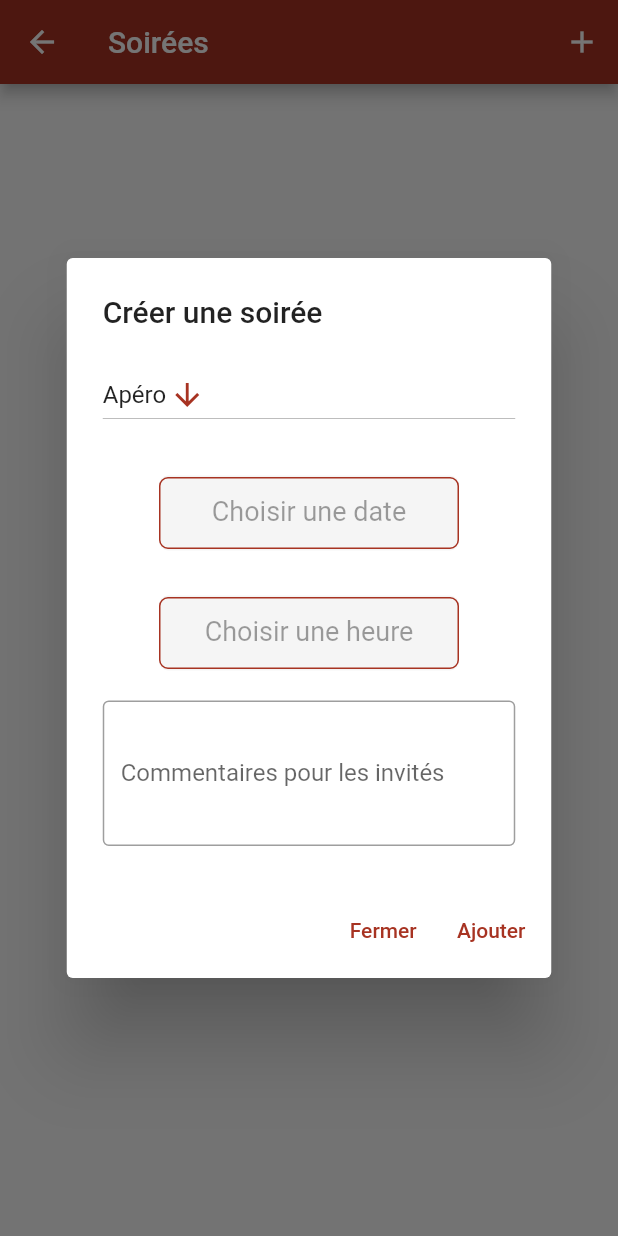
After one commit to LenaPancher/steack_a_cheval, a Flutter app: the PartiesPage screen opened by its route, after a tap on the "add" icon, on a phone screen of 412 x 824 dp. The commit adds this screen. Run offline on Flutter 3.47's test engine with Material 2 defaults, Android fonts, the phone set to English and light mode, and no system bars; our stand-ins replace cloud_firestore, firebase_auth, firebase_core, firebase_database, image_picker; accounts and stored records are empty.

Commit message:
finalized party forms. Date and time picker

```diff
--- a/lib/pages/feed.dart
+++ b/lib/pages/feed.dart
@@ -1,4 +1,5 @@
 import 'package:flutter/material.dart';
+import 'package:steack_a_cheval/pages/partiesPage.dart';
 
 class FeedPage extends StatefulWidget {
   static const tag = "feed";
@@ -82,6 +83,11 @@ class _FeedPageState extends State<FeedPage> {
                   break;
                 case 2:
                   // PUSH LA VUE SOIREES
+                  Navigator.push(
+                    context,
+                    MaterialPageRoute(
+                        builder: (context) => const PartiesPage()),
+                  );
 
                   break;
               }
--- /dev/null
+++ b/lib/pages/partiesPage.dart
@@ -0,0 +1,260 @@
+import 'package:flutter/material.dart';
+import 'package:steack_a_cheval/widgets/partyFormField.dart';
+import 'package:intl/intl.dart';
+import 'package:intl/date_symbol_data_local.dart';
+
+class PartiesPage extends StatefulWidget {
+  static const tag = "parties";
+
+  const PartiesPage({Key? key}) : super(key: key);
+
+  @override
+  State<PartiesPage> createState() => _PartiesPageState();
+}
+
+class _PartiesPageState extends State<PartiesPage> {
+  // Get global key
+  final _formKey = GlobalKey<FormState>();
+
+  String partyType = "Apéro";
+  List<String> eventTypeList = ["Apéro", "Repas"];
+  DateTime selectedDate = DateTime.now();
+  TimeOfDay selectedTime = TimeOfDay.now();
+
+  var _setDate;
+  String? _hour, _minute, second;
+  String finalTime = "";
+
+  // Controllers
+  late TextEditingController partyTypeController;
+  late TextEditingController partyCommentController;
+  late TextEditingController dateController;
+  late TextEditingController timeController;
+
+  @override
+  void initState() {
+    super.initState();
+    initializeDateFormatting();
+
+    partyTypeController = TextEditingController();
+    partyCommentController = TextEditingController();
+    dateController = TextEditingController();
+    timeController = TextEditingController();
+  }
+
+  @override
+  void dispose() {
+    partyTypeController.dispose();
+    partyCommentController.dispose();
+    dateController.dispose();
+    timeController.dispose();
+    super.dispose();
+  }
+
+  @override
+  Widget build(BuildContext context) {
+    return Scaffold(
+      appBar: AppBar(
+        title: const Text("Soirées"),
+        actions: [
+          IconButton(
+              onPressed: () {
+                _dialogBuilder(context);
+              },
+              icon: const Icon(Icons.add)),
+        ],
+      ),
+      body: Column(),
+    );
+  }
+
+  _dialogBuilder(BuildContext context) {
+    return showDialog<void>(
+      context: context,
+      builder: (BuildContext context) {
+        return StatefulBuilder(
+            builder: (BuildContext context, StateSetter setState) {
+          return AlertDialog(
+            title: const Text('Créer une soirée'),
+            content: Column(
+              mainAxisAlignment: MainAxisAlignment.center,
+              mainAxisSize: MainAxisSize.min,
+              crossAxisAlignment: CrossAxisAlignment.center,
+              children: [
+                Form(
+                    key: _formKey,
+                    child: Column(
+                      mainAxisAlignment: MainAxisAlignment.start,
+                      children: [
+                        Container(
+                          width: 275,
+                          child: DropdownButton(
+                              value: partyType,
+                              items: eventTypeList
+                                  .map<DropdownMenuItem<String>>(
+                                      (String value) {
+                                return DropdownMenuItem<String>(
+                                  value: value,
+                                  child: Text(value),
+                                );
+                              }).toList(),
+                              onChanged: (String? value) {
+                                setState(() {
+                                  partyType = value!;
+                                });
+                              },
+                              iconEnabledColor:
+                                  Theme.of(context).colorScheme.primary,
+                              icon: const Icon(Icons.arrow_downward)),
+                        ),
+                        InkWell(
+                          onTap: () {
+                            _selectDate(context);
+                          },
+                          child: Container(
+                            width: 200,
+                            height: 50,
+                            margin: EdgeInsets.only(top: 30),
+                            alignment: Alignment.center,
+                            decoration: BoxDecoration(color: Colors.grey[100], borderRadius: const BorderRadius.all(Radius.circular(6)) ),
+                            child: TextFormField(
+                              style: TextStyle(fontSize: 18),
+                              textAlign: TextAlign.center,
+                              enabled: false,
+                              keyboardType: TextInputType.text,
+                              controller: dateController,
+                              onSaved: (String? val) {
+                                _setDate = val;
+                              },
+                              decoration: InputDecoration(
+                                disabledBorder: OutlineInputBorder(
+                                  borderSide: BorderSide(
+                                    color: Theme.of(context).colorScheme.primary,
+                                    width: 1.0
+                                  ),
+                                  borderRadius: const BorderRadius.all(Radius.circular(6))
+                                ),
+                                label: const Center(
+                                  child: Text("Choisir une date"),
+                                ),
+                                contentPadding: const EdgeInsets.only(top: 0.0),
+                              ),
+                            ),
+                          ),
+                        ),
+
+                        InkWell(
+                          onTap: () {
+                            _selectTime(context);
+                          },
+                          child: Container(
+                            width: 200,
+                            height: 50,
+                            margin: EdgeInsets.only(top: 30),
+                            alignment: Alignment.center,
+                            decoration: BoxDecoration(color: Colors.grey[100], borderRadius: const BorderRadius.all(Radius.circular(6)) ),
+                            child: TextFormField(
+                              style: TextStyle(fontSize: 18),
+                              textAlign: TextAlign.center,
+                              enabled: false,
+                              keyboardType: TextInputType.text,
+                              controller: timeController,
+                              onSaved: (String? val) {
+                                _setDate = val;
+                              },
+                              decoration: InputDecoration(
+                                disabledBorder: OutlineInputBorder(
+                                    borderSide: BorderSide(
+                                        color: Theme.of(context).colorScheme.primary,
+                                        width: 1.0
+                                    ),
+                                    borderRadius: const BorderRadius.all(Radius.circular(6))
+                                ),
+                                label: const Center(
+                                  child: Text("Choisir une heure"),
+                                ),
+                                contentPadding: const EdgeInsets.only(top: 0.0),
+                              ),
+                            ),
+                          ),
+                        ),
+                        PartyFormField(
+                          spacing: 20,
+                          label: "Commentaires pour les invités",
+                          controller: partyCommentController,
+                          maxLines: 3,
+                        ),
+                      ],
+                    )),
+              ],
+            ),
+            actions: <Widget>[
+              TextButton(
+                style: TextButton.styleFrom(
+                  textStyle: Theme.of(context).textTheme.labelLarge,
+                ),
+                child: const Text('Fermer'),
+                onPressed: () {
+                  Navigator.of(context).pop();
+                },
+              ),
+              TextButton(
+                style: TextButton.styleFrom(
+                  textStyle: Theme.of(context).textTheme.labelLarge,
+                ),
+                child: const Text('Ajouter'),
+                onPressed: () {
+
+                },
+              ),
+            ],
+          );
+        });
+      },
+    );
+  }
+
+  void dropdownCallback(String? selectedValue) {
+    if (selectedValue is String) {
+      setState(() {
+        partyType = selectedValue;
+      });
+    }
+  }
+
+  Future<void> _selectDate(BuildContext context) async {
+    final DateTime? picked = await showDatePicker(
+        context: context,
+        locale: const Locale("fr", "FR"),
+        initialDate: selectedDate,
+        initialDatePickerMode: DatePickerMode.day,
+        firstDate: DateTime.now(),
+        lastDate: DateTime(2024));
+    if (picked != null) {
+      setState(() {
+        selectedDate = picked;
+        dateController.text = DateFormat.yMd("fr_FR").format(selectedDate);
+      });
+    }
+  }
+
+  Future<void> _selectTime(BuildContext context) async {
+    final TimeOfDay? picked = await showTimePicker(
+      context: context,
+
+      initialTime: selectedTime,
+    );
+    if (picked != null) {
+      setState(() {
+        selectedTime = picked;
+        _hour = selectedTime.hour.toString();
+        _minute = selectedTime.minute.toString();
+        finalTime = _hour! + ' : ' + _minute!;
+        timeController.text = finalTime;
+        DateTime chosenDate = DateTime(2023, 01, 01, selectedTime.hour, selectedTime.minute);
+
+            timeController.text = DateFormat.jm("fr_FR").format(chosenDate);
+      });
+    }}
+
+}
--- /dev/null
+++ b/lib/widgets/partyFormField.dart
@@ -0,0 +1,42 @@
+import 'package:flutter/material.dart';
+
+class PartyFormField extends StatelessWidget {
+  final double spacing;
+  final String label;
+  final TextEditingController controller;
+  int? maxLines;
+
+   PartyFormField(
+      {Key? key,
+      required this.spacing,
+      required this.label,
+      required this.controller,
+        this.maxLines,})
+      : super(key: key);
+
+  @override
+  Widget build(BuildContext context) {
+    maxLines != null ? maxLines = maxLines : maxLines = 1;
+    return Column(
+      crossAxisAlignment: CrossAxisAlignment.start,
+      children: [
+        SizedBox(height: spacing),
+        TextFormField(
+          validator: (value) {
+            if (value == null || value.isEmpty) {
+              return 'Please enter some text';
+            }
+            return null;
+          },
+          controller: controller,
+          decoration: InputDecoration(
+            border: const OutlineInputBorder(),
+            labelText: label,
+          ),
+          maxLines: maxLines,
+
+        )
+      ],
+    );
+  }
+}
--- a/pubspec.yaml
+++ b/pubspec.yaml
@@ -31,6 +31,8 @@ environment:
 dependencies:
   flutter:
     sdk: flutter
+  flutter_localizations: # Add this line
+    sdk: flutter         # Add this line
 
 
   # The following adds the Cupertino Icons font to your application.
```
Also changed, not shown: lib/main.dart (+11 -0 lines), pubspec.lock, 1 other file.
